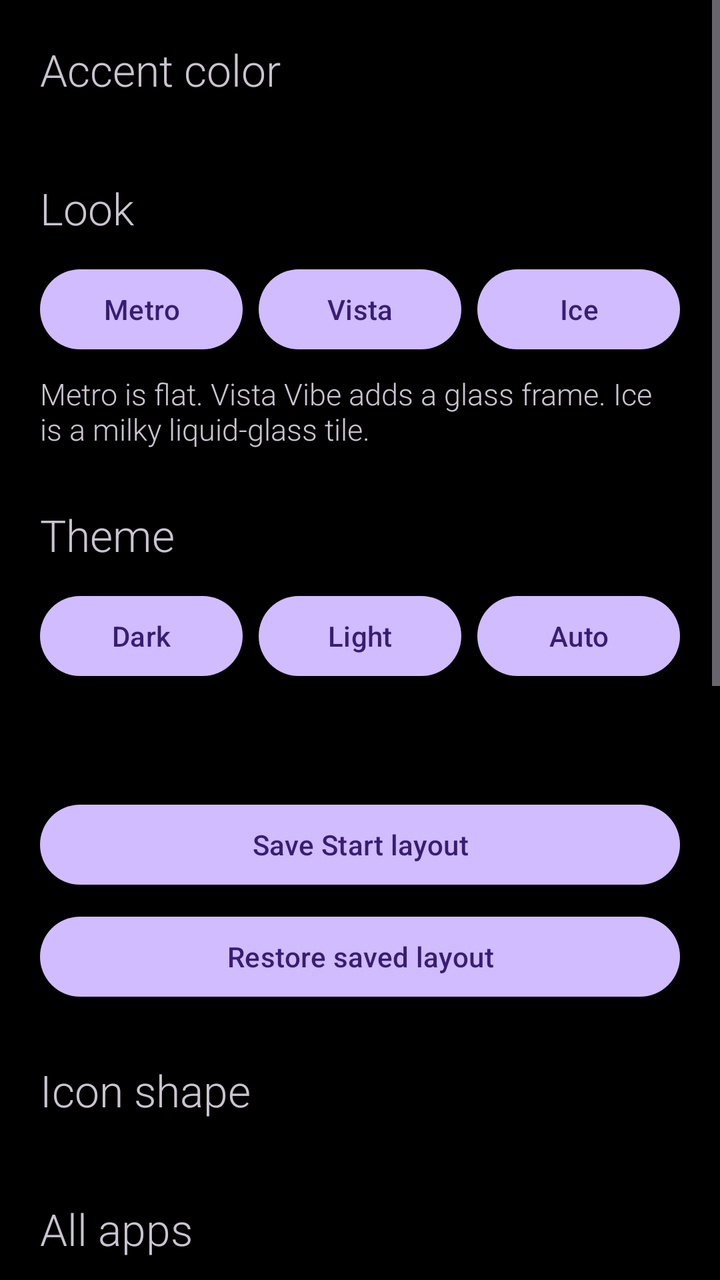
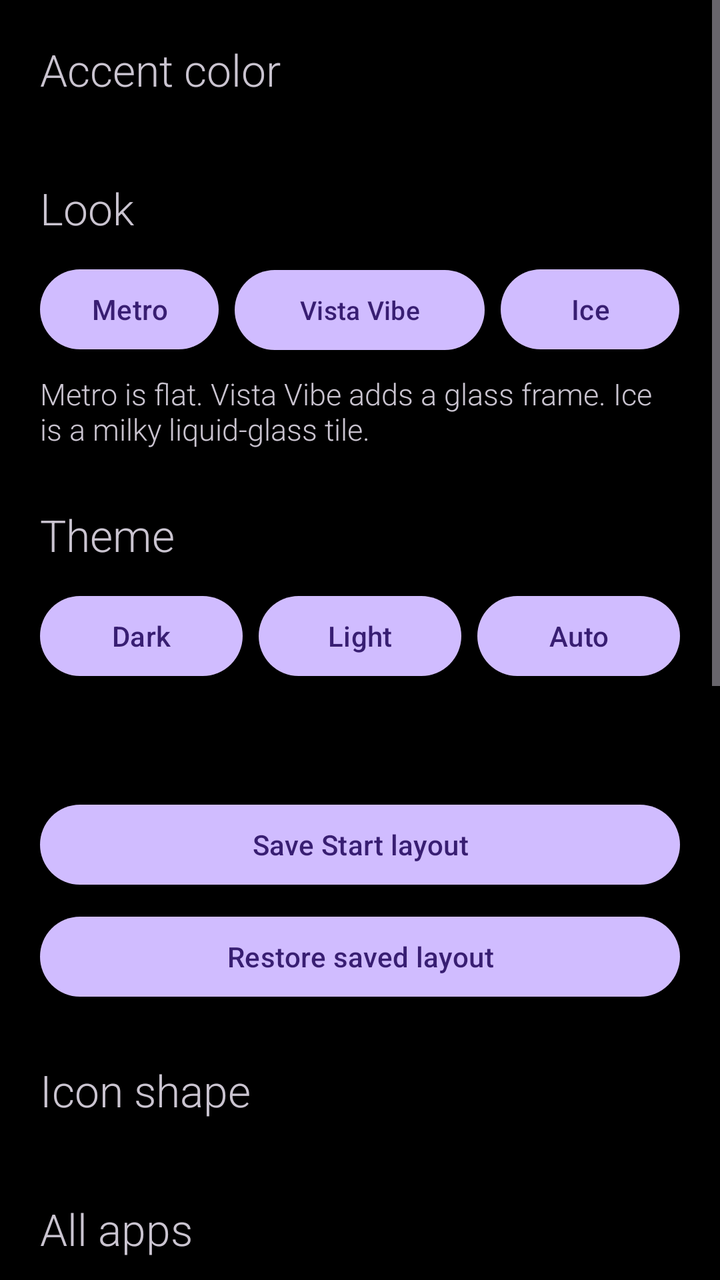

Before-and-after screenshots of an Android layout around one commit, followed by the original layout XML and the change that was made.
<!-- AndroidManifest.xml: application theme Theme.Win10.Dark -->
<!-- res/layout/activity_settings.xml -->
<?xml version="1.0" encoding="utf-8"?>
<ScrollView xmlns:android="http://schemas.android.com/apk/res/android"
    android:layout_width="match_parent"
    android:layout_height="match_parent">

    <LinearLayout
        android:id="@+id/root"
        android:layout_width="match_parent"
        android:layout_height="wrap_content"
        android:orientation="vertical"
        android:padding="20dp">

        <TextView
            android:id="@+id/accentTitle"
            android:layout_width="wrap_content"
            android:layout_height="wrap_content"
            android:fontFamily="sans-serif-light"
            android:text="Accent color"
            android:textSize="22sp" />

        <androidx.recyclerview.widget.RecyclerView
            android:id="@+id/accentGrid"
            android:layout_width="match_parent"
            android:layout_height="wrap_content"
            android:layout_marginTop="12dp"
            android:nestedScrollingEnabled="false" />

        <TextView
            android:id="@+id/lookTitle"
            android:layout_width="wrap_content"
            android:layout_height="wrap_content"
            android:layout_marginTop="28dp"
            android:fontFamily="sans-serif-light"
            android:text="Look"
            android:textSize="22sp" />

        <LinearLayout
            android:layout_width="match_parent"
            android:layout_height="wrap_content"
            android:layout_marginTop="12dp"
            android:orientation="horizontal">

            <Button
                android:id="@+id/metroBtn"
                android:layout_width="0dp"
                android:layout_height="48dp"
                android:layout_weight="1"
                android:text="Metro" />

            <Button
                android:id="@+id/vistaBtn"
                android:layout_width="0dp"
                android:layout_height="48dp"
                android:layout_marginStart="8dp"
                android:layout_weight="1"
                android:text="Vista" />

            <Button
                android:id="@+id/iceBtn"
                android:layout_width="0dp"
                android:layout_height="48dp"
                android:layout_marginStart="8dp"
                android:layout_weight="1"
                android:text="Ice" />
        </LinearLayout>

        <TextView
            android:id="@+id/lookStatus"
            android:layout_width="match_parent"
            android:layout_height="wrap_content"
            android:layout_marginTop="8dp"
            android:fontFamily="sans-serif-light"
            android:text="Metro is flat. Vista Vibe adds a glass frame. Ice is a milky liquid-glass tile."
            android:textSize="15sp" />

        <TextView
            android:id="@+id/themeTitle"
            android:layout_width="wrap_content"
            android:layout_height="wrap_content"
            android:layout_marginTop="28dp"
            android:fontFamily="sans-serif-light"
            android:text="Theme"
            android:textSize="22sp" />

        <LinearLayout
            android:layout_width="match_parent"
            android:layout_height="wrap_content"
            android:layout_marginTop="12dp"
            android:orientation="horizontal">

            <Button
                android:id="@+id/darkBtn"
                android:layout_width="0dp"
                android:layout_height="48dp"
                android:layout_weight="1"
                android:text="Dark" />

            <Button
                android:id="@+id/lightBtn"
                android:layout_width="0dp"
                android:layout_height="48dp"
                android:layout_weight="1"
                android:layout_marginStart="8dp"
                android:text="Light" />

            <Button
                android:id="@+id/sunBtn"
                android:layout_width="0dp"
                android:layout_height="48dp"
                android:layout_weight="1"
                android:layout_marginStart="8dp"
                android:text="Auto" />
        </LinearLayout>

        <TextView
            android:id="@+id/themeStatus"
            android:layout_width="match_parent"
            android:layout_height="wrap_content"
            android:layout_marginTop="8dp"
            android:fontFamily="sans-serif-light"
            android:textSize="15sp" />

        <Button
            android:id="@+id/saveBtn"
            android:layout_width="match_parent"
            android:layout_height="48dp"
            android:layout_marginTop="28dp"
            android:text="Save Start layout" />

        <Button
            android:id="@+id/restoreBtn"
            android:layout_width="match_parent"
            android:layout_height="48dp"
            android:layout_marginTop="8dp"
            android:text="Restore saved layout" />

        <TextView
            android:id="@+id/iconTitle"
            android:layout_width="wrap_content"
            android:layout_height="wrap_content"
            android:layout_marginTop="28dp"
            android:fontFamily="sans-serif-light"
            android:text="Icon shape"
            android:textSize="22sp" />

        <HorizontalScrollView
            android:layout_width="match_parent"
            android:layout_height="wrap_content"
            android:layout_marginTop="12dp"
            android:scrollbars="none">

            <LinearLayout
                android:id="@+id/iconShapes"
                android:layout_width="wrap_content"
                android:layout_height="wrap_content"
                android:orientation="horizontal" />
        </HorizontalScrollView>

        <TextView
            android:id="@+id/topTitle"
            android:layout_width="wrap_content"
            android:layout_height="wrap_content"
            android:layout_marginTop="28dp"
            android:fontFamily="sans-serif-light"
            android:text="All apps"
            android:textSize="22sp" />

        <TextView
            android:id="@+id/topBlurb"
            android:layout_width="match_parent"
            android:layout_height="wrap_content"
            android:layout_marginTop="8dp"
            android:fontFamily="sans-serif-light"
            android:text="New apps stay at the top until you open them. Under those, the apps you open most."
            android:textSize="15sp" />

        <LinearLayout
            android:layout_width="match_parent"
            android:layout_height="wrap_content"
            android:layout_marginTop="12dp"
            android:gravity="center_vertical"
            android:orientation="horizontal">

            <Button
                android:id="@+id/topMinus"
                android:layout_width="64dp"
                android:layout_height="48dp"
                android:text="−" />

            <TextView
                android:id="@+id/topCount"
                android:layout_width="0dp"
                android:layout_height="wrap_content"
                android:layout_weight="1"
                android:fontFamily="sans-serif-light"
                android:gravity="center"
                android:textSize="18sp" />

            <Button
                android:id="@+id/topPlus"
                android:layout_width="64dp"
                android:layout_height="48dp"
                android:text="+" />
        </LinearLayout>

        <TextView
            android:id="@+id/updateTitle"
            android:layout_width="wrap_content"
            android:layout_height="wrap_content"
            android:layout_marginTop="28dp"
            android:fontFamily="sans-serif-light"
            android:text="Updates"
            android:textSize="22sp" />

        <TextView
            android:id="@+id/updateStatus"
            android:layout_width="match_parent"
            android:layout_height="wrap_content"
            android:layout_marginTop="8dp"
            android:fontFamily="sans-serif-light"
            android:text="Checking for updates…"
            android:textSize="15sp" />

        <Button
            android:id="@+id/updateBtn"
            android:layout_width="match_parent"
            android:layout_height="48dp"
            android:layout_marginTop="12dp"
            android:text="Check for updates" />

        <TextView
            android:id="@+id/supportTitle"
            android:layout_width="wrap_content"
            android:layout_height="wrap_content"
            android:layout_marginTop="28dp"
            android:fontFamily="sans-serif-light"
            android:text="Support"
            android:textSize="22sp" />

        <TextView
            android:id="@+id/supportBlurb"
            android:layout_width="match_parent"
            android:layout_height="wrap_content"
            android:layout_marginTop="8dp"
            android:fontFamily="sans-serif-light"
            android:text="If a tile or the turn breaks on another device, send a report. It includes the device, Android version, and the last crash."
            android:textSize="15sp" />

        <Button
            android:id="@+id/diagBtn"
            android:layout_width="match_parent"
            android:layout_height="48dp"
            android:layout_marginTop="12dp"
            android:text="View diagnostics" />

        <Button
            android:id="@+id/reportBtn"
            android:layout_width="match_parent"
            android:layout_height="48dp"
            android:layout_marginTop="8dp"
            android:text="Send report" />

        <Button
            android:id="@+id/coffeeBtn"
            android:layout_width="match_parent"
            android:layout_height="48dp"
            android:layout_marginTop="8dp"
            android:text="Buy me a coffee" />
    </LinearLayout>
</ScrollView>
<!-- resources referenced by this layout -->
<resources>
  <style name="Theme.Win10.Dark" parent="Theme.Material3.Dark.NoActionBar">
          <item name="android:windowBackground">@color/wp_black</item>
          <item name="android:statusBarColor">@color/wp_black</item>
          <item name="android:navigationBarColor">@color/wp_black</item>
          <item name="android:windowDrawsSystemBarBackgrounds">true</item>
          <item name="android:windowLightStatusBar">false</item>
          <item name="android:windowLightNavigationBar">false</item>
          <item name="android:windowAnimationStyle">@style/Anim.Instant</item>
          <item name="android:windowDisablePreview">true</item>
      </style>
  <color name="wp_black">#FF000000</color>
  <style name="Anim.Instant" parent="@android:style/Animation">
          <item name="android:windowEnterAnimation">@anim/none</item>
          <item name="android:windowExitAnimation">@anim/none</item>
          <item name="android:activityOpenEnterAnimation">@anim/none</item>
          <item name="android:activityOpenExitAnimation">@anim/none</item>
          <item name="android:activityCloseEnterAnimation">@anim/none</item>
          <item name="android:activityCloseExitAnimation">@anim/none</item>
      </style>
</resources>

<!-- the commit's change to res/layout/activity_settings.xml (unified diff, before → after) -->
@@ -52,8 +52,10 @@
                 android:layout_width="0dp"
                 android:layout_height="48dp"
                 android:layout_marginStart="8dp"
-                android:layout_weight="1"
-                android:text="Vista" />
+                android:layout_weight="1.4"
+                android:text="Vista Vibe"
+                android:textAllCaps="false"
+                android:textSize="13sp" />
 
             <Button
                 android:id="@+id/iceBtn"
